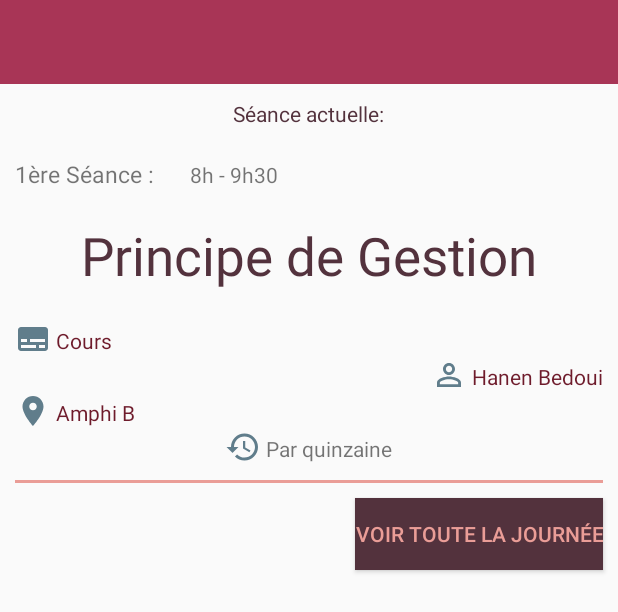
After one commit to Sadokmh/Student-app, an Android app: the layout testmain.xml on its own in the app's theme, with its tools: preview values and no code run, on a phone screen of 412 x 824 dp. The commit adds this screen. Shown: the top 612 px of the screen. Run offline under Robolectric (Android 15) with nearby library versions, the phone set to English and light mode, and no system bars.

Commit message:
CORRECTION ajout de navigation drawer et la connexion avec la BD et l'affichage de la séance actuelle ainsi que les séances de la journée et de toute la semaine

```diff
--- a/app/src/main/AndroidManifest.xml
+++ b/app/src/main/AndroidManifest.xml
@@ -3,6 +3,8 @@
     package="com.example.sadokmm.student">
 
     <uses-permission android:name="android.permission.ACCESS_NETWORK_STATE" />
+    <uses-permission android:name="android.permission.INTERNET" />
+
     <application
         android:allowBackup="true"
         android:icon="@mipmap/ic_launcher"
@@ -17,6 +19,7 @@
                 <category android:name="android.intent.category.LAUNCHER" />
             </intent-filter>
         </activity>
+        <activity android:name=".Activities.AfficheJournee"></activity>
     </application>
 
 </manifest>
--- a/app/src/main/res/layout/activity_affiche_journee.xml
+++ b/app/src/main/res/layout/activity_affiche_journee.xml
@@ -82,7 +82,7 @@
         android:layout_width="280dp"
         android:layout_height="match_parent"
         android:layout_gravity="start"
-        android:name="com.example.sadokmm.etudiant.Fragments.NavigationDrawerFragment"
+        android:name="com.example.sadokmm.student.Fragments.NavigationDrawerFragment"
 
         android:id="@+id/fragment_navigation_drawer"
         tools:layout="@layout/fragment_naivgation_drawer"/>
--- /dev/null
+++ b/app/src/main/res/layout/testmain.xml
@@ -0,0 +1,222 @@
+<?xml version="1.0" encoding="utf-8"?>
+<LinearLayout android:layout_width="match_parent"
+    android:layout_height="match_parent"
+    android:orientation="vertical"
+    android:fitsSystemWindows="true"
+    xmlns:android="http://schemas.android.com/apk/res/android">
+
+
+    <include android:id="@+id/app_bar"
+        layout="@layout/app_bar"/>
+
+
+
+    <TextView
+        android:layout_width="wrap_content"
+        android:layout_height="wrap_content"
+        android:layout_gravity="center"
+        android:text="Séance actuelle:"
+        android:layout_marginTop="10dp"
+        android:textColor="@color/colorAccent"
+        android:layout_marginBottom="10dp"/>
+
+    <LinearLayout android:layout_width="match_parent"
+        android:layout_height="wrap_content"
+        xmlns:android="http://schemas.android.com/apk/res/android"
+        android:orientation="vertical">
+
+
+        <LinearLayout
+            android:layout_width="wrap_content"
+            android:layout_height="wrap_content"
+            android:orientation="horizontal"
+            android:layout_marginBottom="10dp"
+            android:layout_marginLeft="10dp"
+            android:layout_marginTop="10dp">
+
+            <TextView
+                android:id="@+id/numSeance"
+                android:layout_width="wrap_content"
+                android:layout_height="wrap_content"
+                android:text="1ère Séance : "
+                android:textSize="15dp"
+                />
+
+
+            <TextView
+                android:id="@+id/sTime"
+                android:layout_width="wrap_content"
+                android:layout_height="wrap_content"
+                android:layout_marginLeft="20dp"
+                android:text="8h - 9h30"/>
+
+
+
+        </LinearLayout>
+
+
+
+
+        <TextView
+            android:id="@+id/matiere"
+            android:layout_width="wrap_content"
+            android:layout_height="wrap_content"
+            android:layout_gravity="center"
+            android:textSize="35dp"
+            android:layout_marginTop="10dp"
+            android:textColor="@color/colorAccent"
+            android:text="Principe de Gestion"/>
+
+
+
+        <LinearLayout
+            android:id="@+id/coursLayout"
+            android:layout_width="wrap_content"
+            android:layout_height="wrap_content"
+            android:orientation="horizontal"
+            android:layout_marginLeft="10dp"
+            android:layout_marginTop="20dp">
+
+
+            <ImageView
+                android:layout_width="wrap_content"
+                android:layout_height="wrap_content"
+                android:src="@drawable/ic_subtitles_black_24dp"/>
+
+
+            <TextView
+                android:id="@+id/type"
+                android:layout_width="wrap_content"
+                android:layout_height="wrap_content"
+                android:text="Cours"
+                android:layout_marginTop="3dp"
+                android:layout_marginLeft="3dp"
+                android:textColor="@color/colorPrimaryDark"
+                />
+
+
+        </LinearLayout>
+
+
+
+        <LinearLayout
+            android:id="@+id/profLayout"
+            android:layout_width="wrap_content"
+            android:layout_height="wrap_content"
+            android:orientation="horizontal"
+            android:layout_marginRight="10dp"
+            android:layout_gravity="right">
+
+
+            <ImageView
+                android:layout_width="wrap_content"
+                android:layout_height="wrap_content"
+                android:src="@drawable/ic_perm_identity_black_24dp"
+                android:layout_marginRight="3dp"/>
+
+
+            <TextView
+                android:id="@+id/enseignant"
+                android:layout_width="wrap_content"
+                android:layout_height="wrap_content"
+                android:text="Hanen Bedoui"
+                android:layout_marginTop="3dp"
+                android:textColor="@color/colorPrimaryDark"
+                />
+
+
+        </LinearLayout>
+
+
+
+        <LinearLayout
+            android:id="@+id/salleLayout"
+            android:layout_width="wrap_content"
+            android:layout_height="wrap_content"
+            android:orientation="horizontal"
+            android:layout_marginLeft="10dp">
+
+
+
+            <ImageView
+                android:layout_width="wrap_content"
+                android:layout_height="wrap_content"
+                android:src="@drawable/ic_location_accent"/>
+
+
+            <TextView
+                android:id="@+id/salle"
+                android:layout_width="wrap_content"
+                android:layout_height="wrap_content"
+                android:layout_marginLeft="3dp"
+                android:layout_marginTop="3dp"
+                android:text="Amphi B"
+                android:textColor="@color/colorPrimaryDark"/>
+
+
+
+        </LinearLayout>
+
+
+
+        <LinearLayout
+            android:id="@+id/parQuinzaineLayout"
+            android:layout_width="wrap_content"
+            android:layout_height="wrap_content"
+            android:orientation="horizontal"
+            android:layout_gravity="center">
+
+
+            <ImageView
+                android:layout_width="wrap_content"
+                android:layout_height="wrap_content"
+                android:src="@drawable/ic_restore"/>
+
+
+            <TextView
+                android:id="@+id/parQuinziane"
+                android:layout_width="wrap_content"
+                android:layout_height="wrap_content"
+                android:text="Par quinzaine"
+                android:layout_marginLeft="3dp"
+                android:layout_marginTop="3dp"/>
+
+
+
+        </LinearLayout>
+
+
+        <View
+            android:layout_width="match_parent"
+            android:layout_height="2dp"
+            android:layout_marginLeft="10dp"
+            android:layout_marginRight="10dp"
+            android:background="@color/colorHighlight"
+            android:layout_marginTop="10dp"/>
+
+
+
+
+
+
+
+
+    </LinearLayout>
+
+
+    <Button
+        android:id="@+id/afficheJournee"
+        android:layout_width="wrap_content"
+        android:layout_height="wrap_content"
+        android:text="Voir toute la journée"
+        android:background="@color/colorAccent"
+        android:textColor="@color/colorHighlight"
+        android:layout_gravity="right"
+        android:layout_marginRight="10dp"
+        android:layout_marginTop="10dp"
+        android:onClick="voirJournee"/>
+
+
+
+
+</LinearLayout>
--- a/app/src/main/res/values/colors.xml
+++ b/app/src/main/res/values/colors.xml
@@ -1,9 +1,9 @@
 <?xml version="1.0" encoding="utf-8"?>
 <resources>
-    <color name="colorPrimary">#9C27B0</color>
-    <color name="colorPrimaryDark">#7B1FA2</color>
-    <color name="colorAccent">#FF6F00</color>
-    <color name="colorHighlight">#BCAAA4</color>
+    <color name="colorPrimary">#A83556</color>
+    <color name="colorPrimaryDark">#6E1B2B</color>
+    <color name="colorAccent">#53323D</color>
+    <color name="colorHighlight">#EA9D97</color>
     <color name="white">#FFFFFF</color>
     <color name="colorLight">#D7CCC8</color>
     <color name="primaryText">#212121</color>
--- a/app/src/main/res/values/strings.xml
+++ b/app/src/main/res/values/strings.xml
@@ -1,5 +1,5 @@
 <resources>
-    <string name="app_name">Etudiant</string>
+    <string name="app_name">Student</string>
     <string name="Open">Ouvrir</string>
     <string name="Close">Fermer</string>
 </resources>
```
